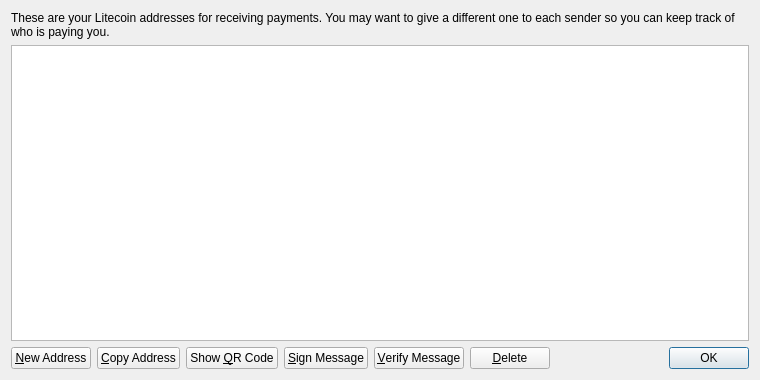
Old version of the form src/qt/forms/addressbookpage.ui in the repository G2C/G2C.
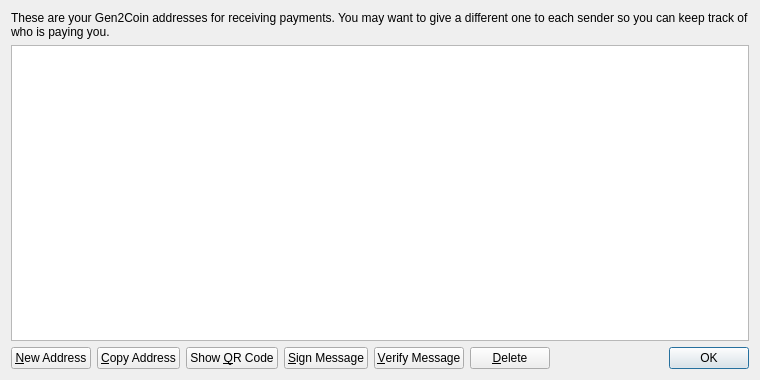
New version of the form. Icons and pictures are not drawn.

Patch:
```diff
--- a/src/qt/forms/addressbookpage.ui
+++ b/src/qt/forms/addressbookpage.ui
@@ -17,7 +17,7 @@
    <item>
     <widget class="QLabel" name="labelExplanation">
      <property name="text">
-      <string>These are your Litecoin addresses for receiving payments. You may want to give a different one to each sender so you can keep track of who is paying you.</string>
+      <string>These are your Gen2Coin addresses for receiving payments. You may want to give a different one to each sender so you can keep track of who is paying you.</string>
      </property>
      <property name="textFormat">
       <enum>Qt::PlainText</enum>
```
